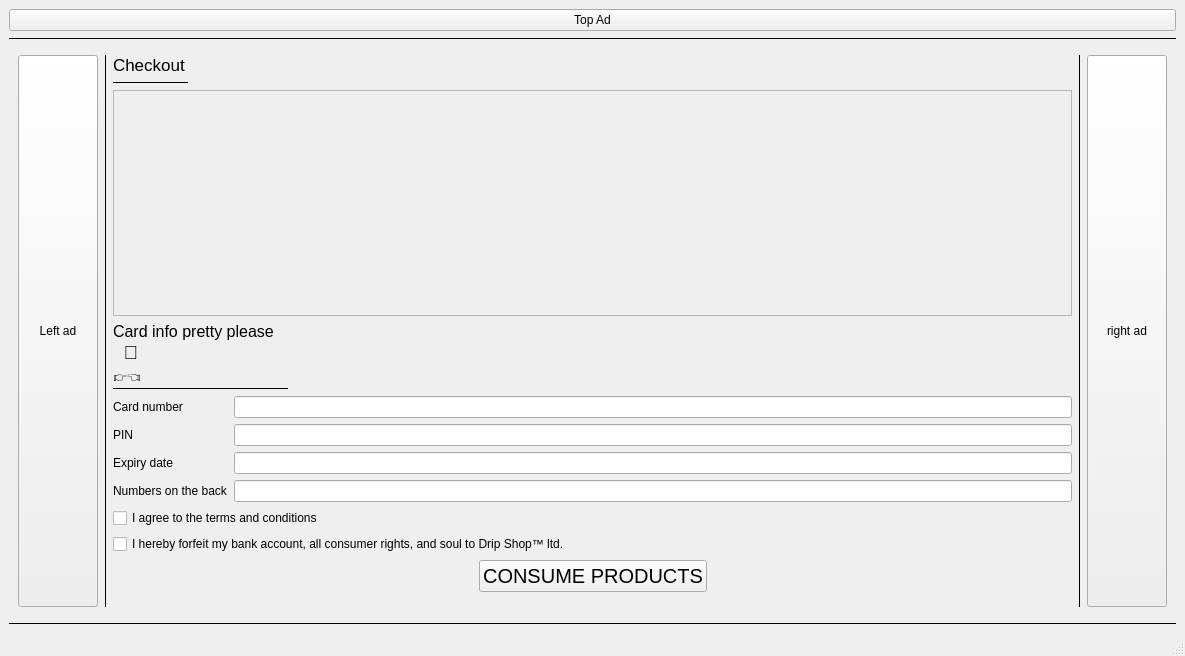
This is mainwindow.ui in hnowakowski/Online-shop-simulator as Qt 5 draws it before an edit. The edited form follows.
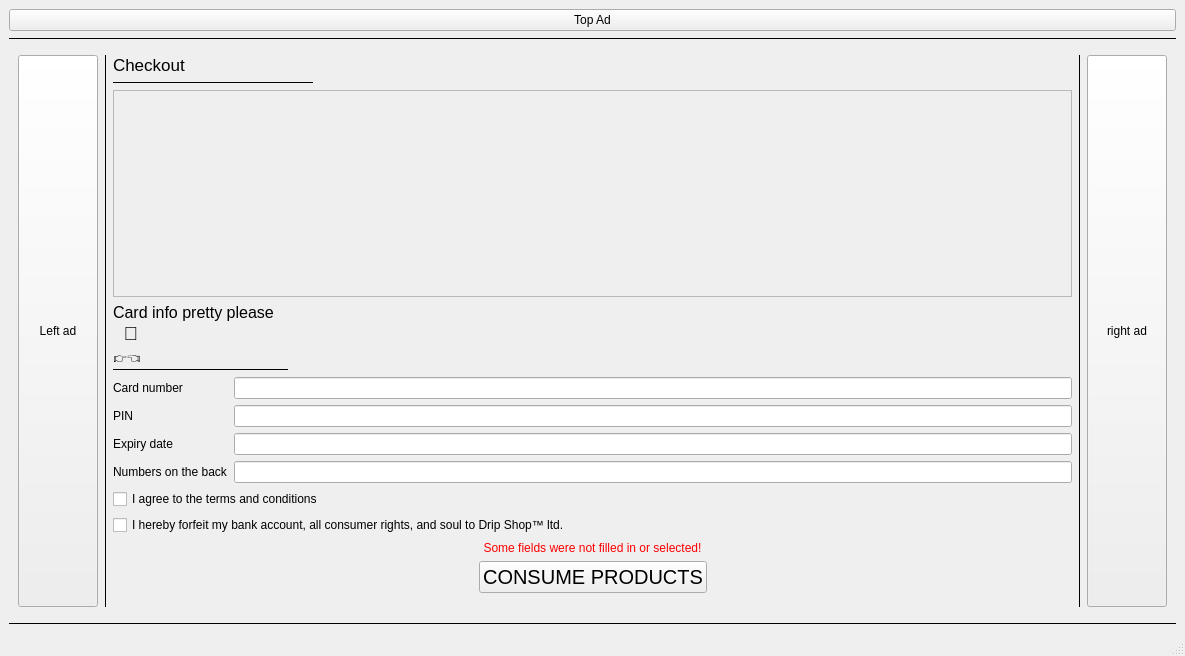
This is the edited form. The open tabs and pages were chosen to show the change.

Commit message: basic display functionality

What changed in the file:
```diff
--- a/mainwindow.ui
+++ b/mainwindow.ui
@@ -717,7 +717,7 @@
            </widget>
           </item>
           <item>
-           <layout class="QVBoxLayout" name="verticalLayout_12" stretch="0,0,15,1,1,1,0,1">
+           <layout class="QVBoxLayout" name="verticalLayout_12" stretch="0,0,15,1,1,1,0,0,1">
             <item>
              <widget class="QLabel" name="labelCheckout">
               <property name="sizePolicy">
@@ -749,7 +749,7 @@
               </property>
               <property name="minimumSize">
                <size>
-                <width>75</width>
+                <width>200</width>
                 <height>0</height>
                </size>
               </property>
@@ -778,7 +778,7 @@
                  <x>0</x>
                  <y>0</y>
                  <width>953</width>
-                 <height>162</height>
+                 <height>141</height>
                 </rect>
                </property>
               </widget>
@@ -929,6 +929,22 @@
               </item>
              </layout>
             </item>
+            <item>
+             <widget class="QLabel" name="labelFieldsNotFilled">
+              <property name="enabled">
+               <bool>true</bool>
+              </property>
+              <property name="styleSheet">
+               <string notr="true">color: red;</string>
+              </property>
+              <property name="text">
+               <string>Some fields were not filled in or selected!</string>
+              </property>
+              <property name="alignment">
+               <set>Qt::AlignmentFlag::AlignCenter</set>
+              </property>
+             </widget>
+            </item>
             <item>
              <layout class="QHBoxLayout" name="horizontalLayout_10">
               <item>
```
Left out of the diff: 6 changed lines with no effect on the pictures. The commit also changes 2 other files.
